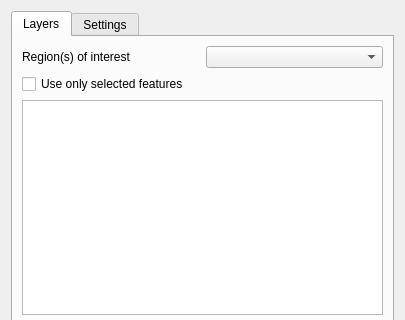
The window that reporterdialogbase.ui (nextgis/qgis_reporter) describes before a commit, drawn with Qt 5; both pictures show x 0 to 405 and y 0 to 320 of the 405 by 469 pixel window.
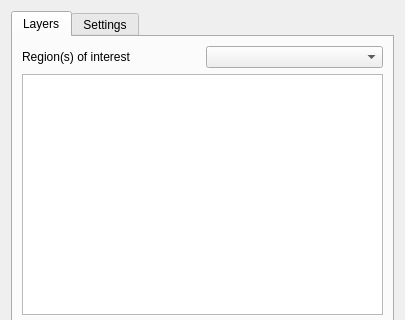
The same window after the commit.

Commit message: remove unused checkbox open layer settings on double click

```diff
--- a/reporterdialogbase.ui
+++ b/reporterdialogbase.ui
@@ -42,13 +42,6 @@
         </layout>
        </item>
        <item row="1" column="0">
-        <widget class="QCheckBox" name="chkUseSelection">
-         <property name="text">
-          <string>Use only selected features</string>
-         </property>
-        </widget>
-       </item>
-       <item row="2" column="0">
         <widget class="QTreeWidget" name="lstLayers">
          <property name="editTriggers">
           <set>QAbstractItemView::NoEditTriggers</set>
```
Left out of the diff: 8 changed lines with no effect on the pictures. The commit also changes 1 other file.
